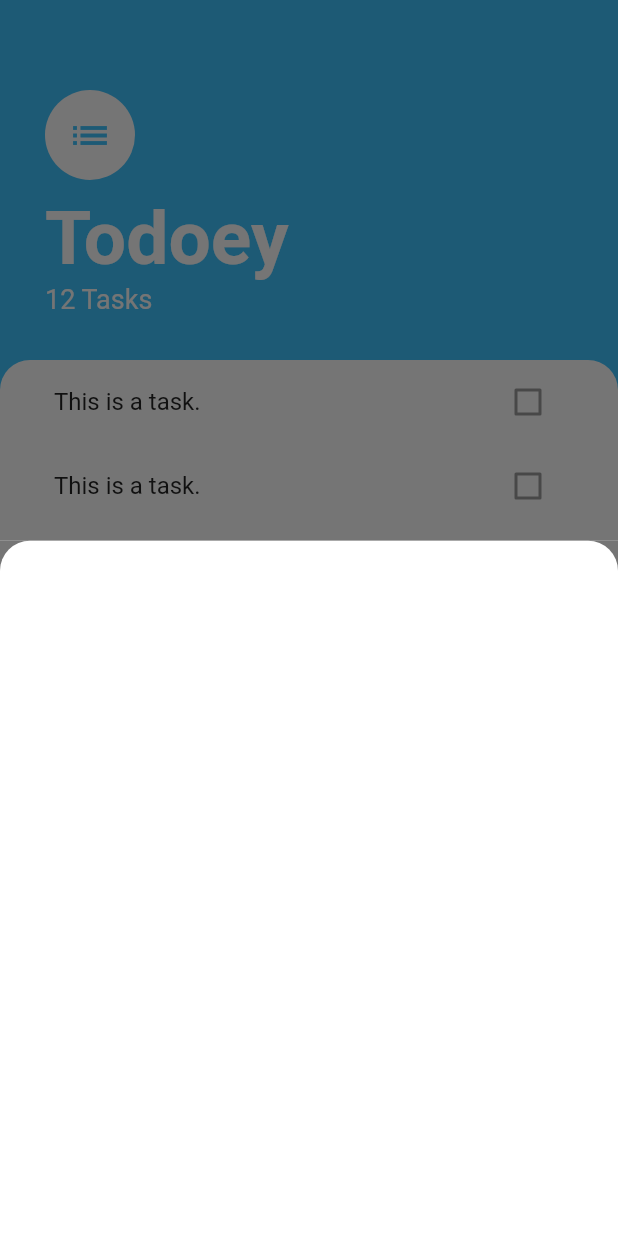
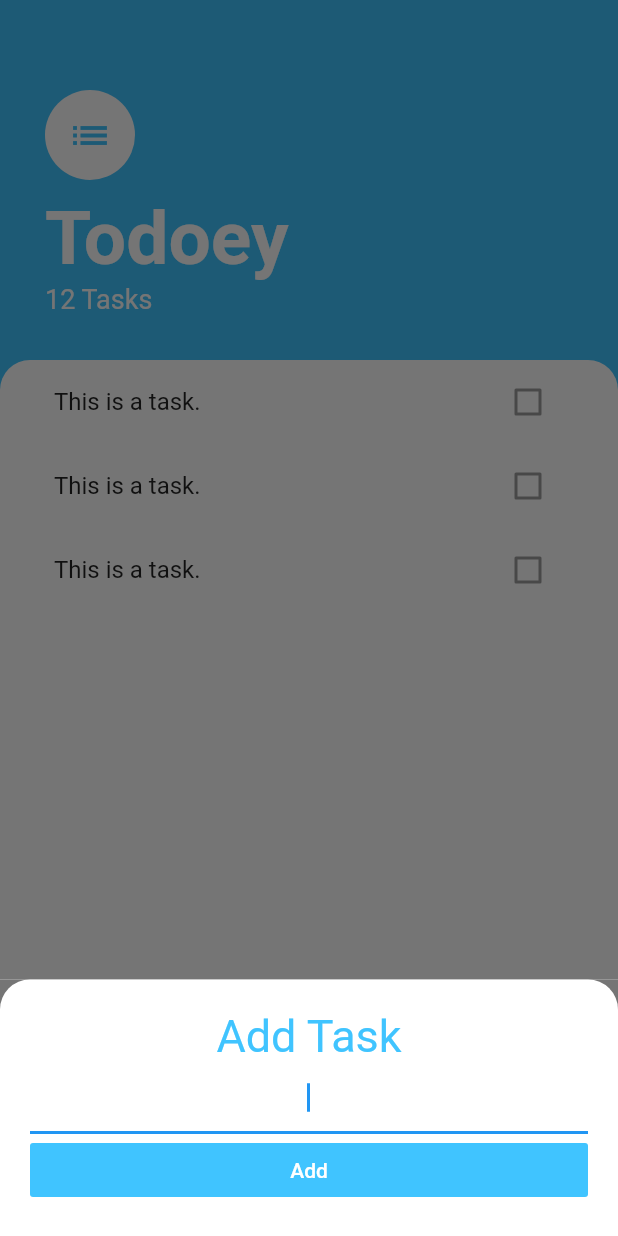
Before and after one commit to MrJasonJapan/flutter-state-management-todoey, a Flutter app: the screen it shows after launch, after a tap on the "add" icon, on a phone screen of 412 x 824 dp. Run offline on Flutter 3.47's test engine with Material 2 defaults, Android fonts, the phone set to English and light mode, and no system bars.

Commit message:
Finish up with the UI mockup (add task screen UI is now done.)

```diff
--- a/lib/screens/add_task_screen.dart
+++ b/lib/screens/add_task_screen.dart
@@ -6,6 +6,7 @@ class AddTaskScreen extends StatelessWidget {
     return Container(
       color: Color(0xff757575),
       child: Container(
+        padding: EdgeInsets.all(20.0),
         decoration: BoxDecoration(
           color: Colors.white,
           borderRadius: BorderRadius.only(
@@ -13,6 +14,35 @@ class AddTaskScreen extends StatelessWidget {
             topRight: Radius.circular(20.0),
           ),
         ),
+        child: Column(
+          crossAxisAlignment: CrossAxisAlignment.stretch,
+          children: <Widget>[
+            Text(
+              'Add Task',
+              textAlign: TextAlign.center,
+              style: TextStyle(
+                fontSize: 30.0,
+                color: Colors.lightBlueAccent,
+              ),
+            ),
+            TextField(
+              autofocus: true,
+              textAlign: TextAlign.center,
+            ),
+            FlatButton(
+              child: Text(
+                'Add',
+                style: TextStyle(
+                  color: Colors.white,
+                ),
+              ),
+              color: Colors.lightBlueAccent,
+              onPressed: () {
+                // Add task to the list
+              },
+            ),
+          ],
+        ),
       ),
     );
   }
--- a/lib/screens/tasks_screen.dart
+++ b/lib/screens/tasks_screen.dart
@@ -9,13 +9,22 @@ class TasksScreen extends StatelessWidget {
     return Scaffold(
       backgroundColor: Colors.lightBlueAccent,
       floatingActionButton: FloatingActionButton(
-        backgroundColor: Colors.lightBlueAccent,
-        child: Icon(Icons.add),
-        onPressed: () {
-          showModalBottomSheet(
-              context: context, builder: (context) => AddTaskScreen());
-        },
-      ),
+          backgroundColor: Colors.lightBlueAccent,
+          child: Icon(Icons.add),
+          onPressed: () {
+            showModalBottomSheet(
+              context: context,
+              isScrollControlled: true,
+              builder: (context) => SingleChildScrollView(
+                child: Container(
+                  padding: EdgeInsets.only(
+                    bottom: MediaQuery.of(context).viewInsets.bottom,
+                  ),
+                  child: AddTaskScreen(),
+                ),
+              ),
+            );
+          }),
       body: Column(
         crossAxisAlignment: CrossAxisAlignment.start,
         children: <Widget>[
```
